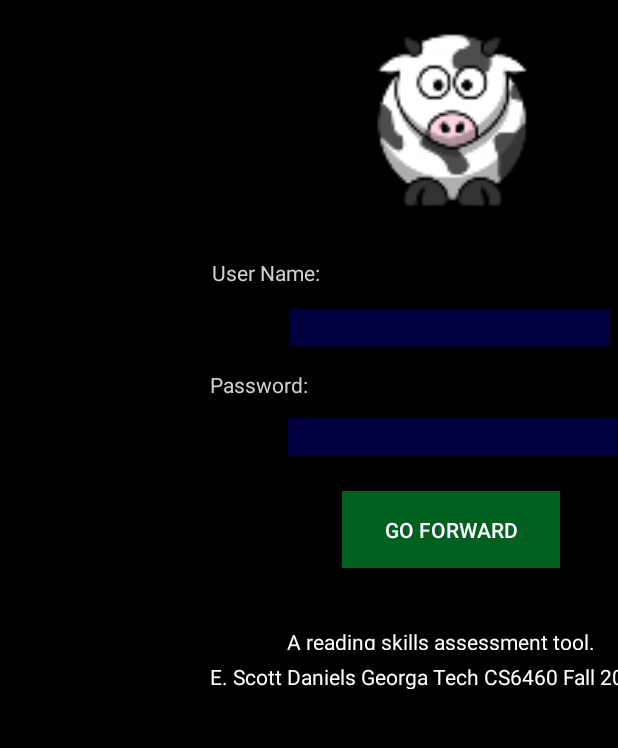
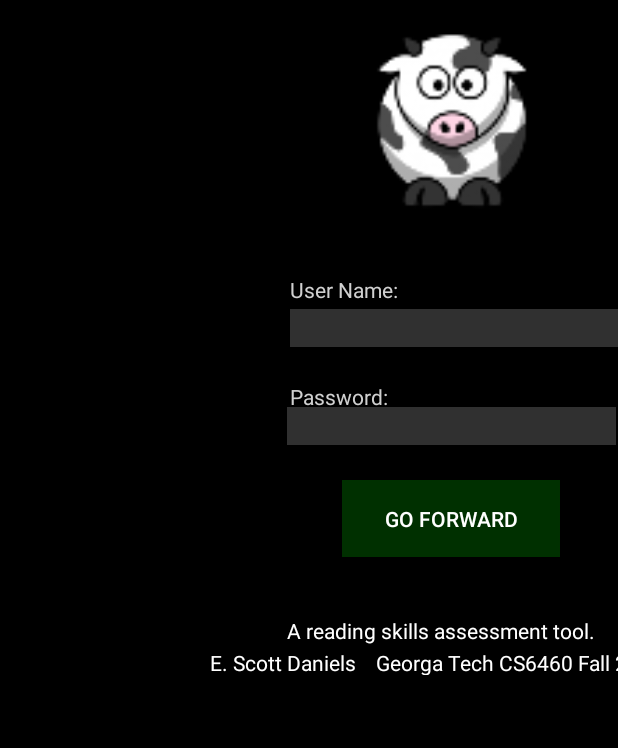
Before and after one commit to ScottDaniels/labaaoom, an Android app: the screen it shows after launch (LaBaaooM), after a tap on "GO FORWARD", on a phone screen of 412 x 824 dp, the part 182-930 px from its top. Run offline under Robolectric (Android 15) with nearby library versions, the phone set to English and light mode, and no system bars.

Commit message:
Tweaks to menus

```diff
--- a/app/src/main/java/com/rocklizard/labaaoom/LaBaaooM.java
+++ b/app/src/main/java/com/rocklizard/labaaoom/LaBaaooM.java
@@ -7,6 +7,9 @@
 
 package com.rocklizard.labaaoom;
 
+import android.app.ActionBar;
+import android.graphics.Color;
+import android.graphics.drawable.ColorDrawable;
 import android.content.Intent;
 import android.support.v7.app.AppCompatActivity;
 import android.os.Bundle;
@@ -15,9 +18,7 @@ import android.view.View;
 import android.widget.EditText;
 import android.widget.Toast;
 
-import static android.R.attr.duration;
 import static com.rocklizard.labaaoom.M5hash.Mk_md5;
-import static com.rocklizard.labaaoom.R.id.text;
 
 public class LaBaaooM extends AppCompatActivity {
 
@@ -26,7 +27,10 @@ public class LaBaaooM extends AppCompatActivity {
         super.onCreate( savedInstanceState );
         setContentView( R.layout.activity_labaoom );
 
-        //TODO:  grab an instance of the database, if no user exists (first invocation) get a user and password
+        //future:  grab an instance of the database, if no user exists (first invocation) get a user and password
+
+        //ActionBar actionBar = getActionBar();
+        //actionBar.setBackgroundDrawable(new ColorDrawable( Color.GREEN));
     }
 
     /*
@@ -46,17 +50,17 @@ public class LaBaaooM extends AppCompatActivity {
         un_thing = (EditText) findViewById(R.id.user_name);
         result = Mk_md5(  un_thing.getText().toString(), pw_thing.getText().toString() );
 
-        pw_thing.setText( "" );                 // safe to clear the pw field now
+        pw_thing.setText( "" );                         // safe to clear the pw field now
 
-        if( result.equals( master_hash ) ) {           // future:  check what they might have changed it to as well
+        if( result.equals( master_hash ) ) {            // future:  check what they might have changed it to as well
             targetc = Main_menu.class;
-            target = new Intent( this, targetc );   // can't pass new... on startActivity() call
+            target = new Intent( this, targetc );
             startActivity( target );
         } else {
             Toast t;
 
             t = Toast.makeText(this, "Invalid credentials entered", Toast.LENGTH_LONG);
-            t.setGravity( Gravity.TOP | Gravity.START, 100, 100);
+            t.setGravity( Gravity.TOP | Gravity.START, 200, 200);
             t.show();
         }
     }
--- a/app/src/main/res/layout/activity_labaoom.xml
+++ b/app/src/main/res/layout/activity_labaoom.xml
@@ -27,10 +27,10 @@
 
     <EditText
         android:id="@+id/user_name"
-        android:layout_width="wrap_content"
-        android:layout_height="wrap_content"
+        android:layout_width="219dp"
+        android:layout_height="25dp"
         android:layout_marginLeft="193dp"
-        android:background="#000040"
+        android:background="#303030"
         android:ems="10"
         android:inputType="textPersonName"
         android:textColor="#ffffff"
@@ -44,9 +44,9 @@
         android:layout_height="24dp"
         android:text="User Name:"
         android:textColor="#d0d0d0"
-        android:layout_marginBottom="10dp"
+        android:layout_marginBottom="-1dp"
         app:layout_constraintBottom_toTopOf="@+id/user_name"
-        android:layout_marginLeft="141dp"
+        android:layout_marginLeft="193dp"
         app:layout_constraintLeft_toLeftOf="parent"
         />
 
@@ -55,12 +55,12 @@
         android:layout_width="219dp"
         android:layout_height="25dp"
         android:ems="10"
-        android:background="#000040"
+        android:background="#303030"
         android:inputType="textPassword"
         android:textColor="#ffffff"
-        android:layout_marginLeft="192dp"
+        android:layout_marginLeft="191dp"
         app:layout_constraintLeft_toLeftOf="parent"
-        android:layout_marginTop="8dp"
+        android:layout_marginTop="-7dp"
         app:layout_constraintTop_toBottomOf="@+id/passwd_tag"/>
 
     <TextView
@@ -69,20 +69,20 @@
         android:layout_height="24dp"
         android:text="Password:"
         android:textColor="#d0d0d0"
-        android:layout_marginTop="16dp"
+        android:layout_marginTop="23dp"
         app:layout_constraintTop_toBottomOf="@+id/user_name"
-        android:layout_marginLeft="140dp"
+        android:layout_marginLeft="193dp"
         app:layout_constraintLeft_toLeftOf="parent"/>
 
     <ImageView
         android:id="@+id/imageView"
         android:layout_width="145dp"
         android:layout_height="134dp"
-        app:srcCompat="@mipmap/labaaoom_icon"
         android:layout_marginLeft="229dp"
+        android:layout_marginTop="14dp"
         app:layout_constraintLeft_toLeftOf="parent"
-        android:layout_marginTop="14dp"
-        app:layout_constraintTop_toBottomOf="@+id/main_title"/>
+        app:layout_constraintTop_toBottomOf="@+id/main_title"
+        app:srcCompat="@mipmap/labaaoom_icon"/>
 
     <Button
         android:id="@+id/login_button"
@@ -90,7 +90,7 @@
         android:layout_height="51dp"
         android:layout_marginLeft="228dp"
         android:layout_marginTop="23dp"
-        android:background="#006020"
+        android:background="#003000"
         android:onClick="Attempt_login"
         android:text="Go Forward"
         android:textColor="#ffffff"
@@ -99,8 +99,8 @@
 
     <TextView
         android:id="@+id/description"
-        android:layout_width="229dp"
-        android:layout_height="15dp"
+        android:layout_width="227dp"
+        android:layout_height="21dp"
         android:layout_marginLeft="191dp"
         android:text="A reading skills assessment tool."
         android:textColor="#ffffff"
@@ -113,10 +113,10 @@
         android:layout_width="321dp"
         android:layout_height="18dp"
         android:layout_marginLeft="140dp"
-        android:text="E. Scott Daniels Georga Tech CS6460 Fall 2017"
+        android:text="E. Scott Daniels    Georga Tech CS6460 Fall 2017"
         android:textColor="#ffffff"
         app:layout_constraintLeft_toLeftOf="parent"
-        android:layout_marginTop="8dp"
+        android:layout_marginTop="0dp"
         app:layout_constraintTop_toBottomOf="@+id/description"/>
 
 </android.support.constraint.ConstraintLayout>
--- a/app/src/main/res/layout/activity_main_menu.xml
+++ b/app/src/main/res/layout/activity_main_menu.xml
@@ -36,13 +36,13 @@
             android:id="@+id/add_student_option"
             android:layout_width="match_parent"
             android:layout_height="wrap_content"
+            android:layout_weight="0.05"
             android:onClick="Go_add_student"
-            android:text="Add New Student"
+            android:text="Add Student"
             android:textColor="#00d000"
             android:textSize="24sp"
             tools:layout_editor_absoluteX="76dp"
-            tools:layout_editor_absoluteY="72dp"
-            android:layout_weight="0.05"/>
+            tools:layout_editor_absoluteY="72dp"/>
 
         <CheckedTextView
             android:id="@+id/view_student_option"
```
